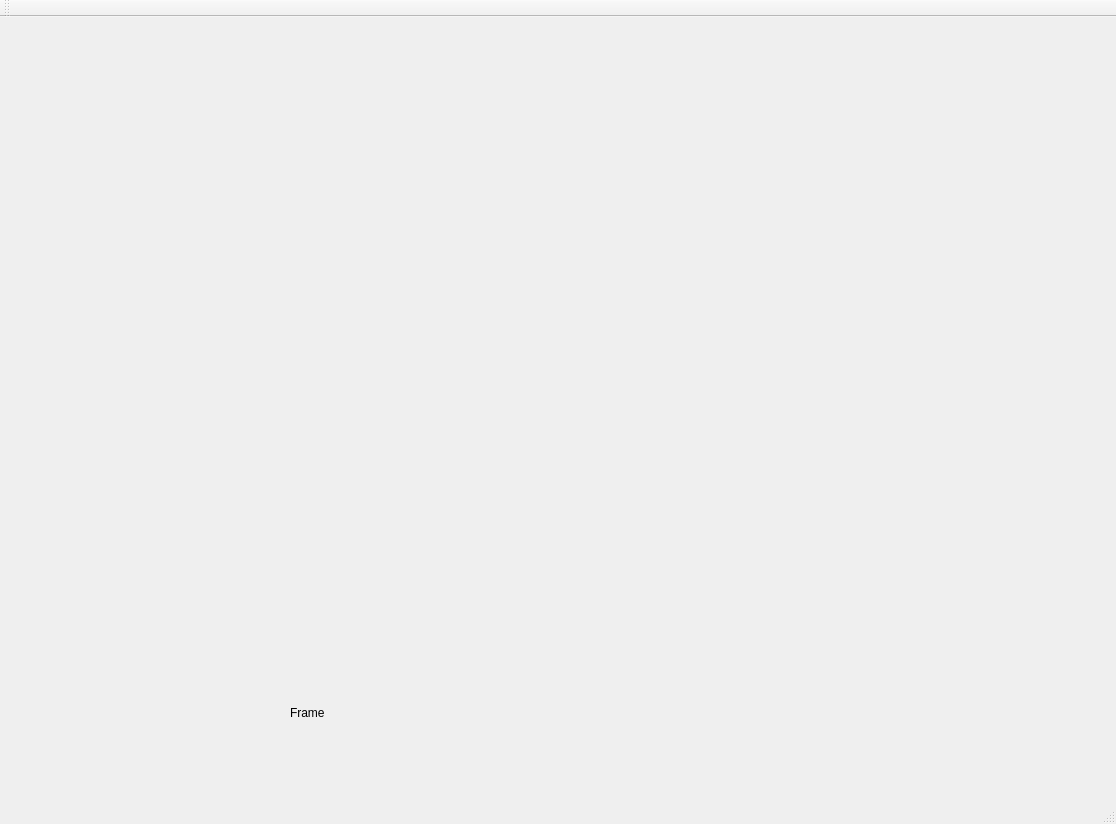
First picture: the form in PageantryDesigner/TopWindow.ui, repository dallas1287/PageantryDesigner, before the edit.
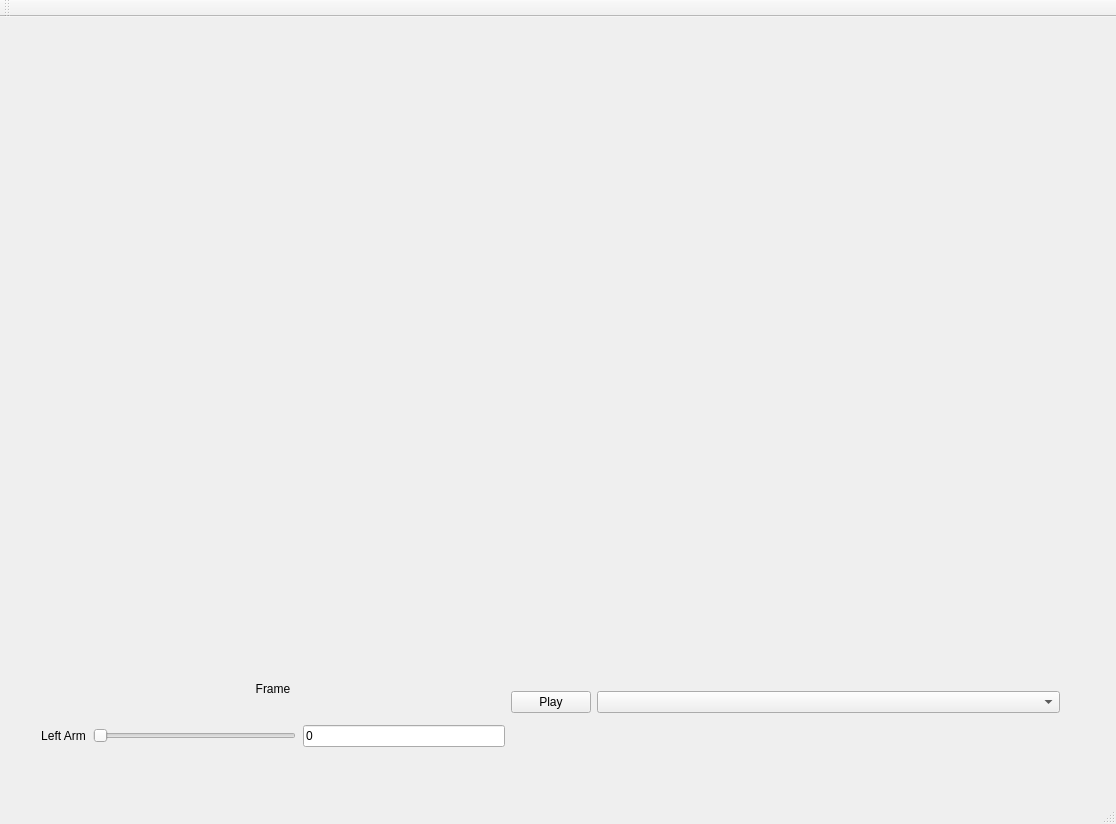
Second picture: the form after the edit.

Commit message: full bone rig animations working

The edit to the form file:
```diff
--- a/PageantryDesigner/TopWindow.ui
+++ b/PageantryDesigner/TopWindow.ui
@@ -25,18 +25,94 @@
     </property>
     <layout class="QHBoxLayout" name="graphicsLayout"/>
    </widget>
-   <widget class="QLabel" name="label_FrameCt">
+   <widget class="QWidget" name="horizontalLayoutWidget_2">
     <property name="geometry">
      <rect>
-      <x>290</x>
-      <y>675</y>
-      <width>181</width>
-      <height>41</height>
+      <x>30</x>
+      <y>630</y>
+      <width>1041</width>
+      <height>111</height>
      </rect>
     </property>
-    <property name="text">
-     <string>Frame</string>
-    </property>
+    <layout class="QHBoxLayout" name="horizontalLayout">
+     <item>
+      <layout class="QVBoxLayout" name="verticalLayout">
+       <item>
+        <widget class="QLabel" name="label_FrameCt">
+         <property name="text">
+          <string>Frame</string>
+         </property>
+         <property name="alignment">
+          <set>Qt::AlignCenter</set>
+         </property>
+        </widget>
+       </item>
+       <item>
+        <layout class="QHBoxLayout" name="LeftArmHLayout">
+         <property name="spacing">
+          <number>7</number>
+         </property>
+         <item>
+          <widget class="QLabel" name="armLabel">
+           <property name="text">
+            <string>Left Arm</string>
+           </property>
+           <property name="alignment">
+            <set>Qt::AlignCenter</set>
+           </property>
+           <property name="margin">
+            <number>4</number>
+           </property>
+          </widget>
+         </item>
+         <item>
+          <widget class="QSlider" name="armSlider">
+           <property name="sizePolicy">
+            <sizepolicy hsizetype="Expanding" vsizetype="Fixed">
+             <horstretch>0</horstretch>
+             <verstretch>0</verstretch>
+            </sizepolicy>
+           </property>
+           <property name="minimum">
+            <number>0</number>
+           </property>
+           <property name="maximum">
+            <number>100</number>
+           </property>
+           <property name="orientation">
+            <enum>Qt::Horizontal</enum>
+           </property>
+          </widget>
+         </item>
+         <item>
+          <widget class="QLineEdit" name="armLineEdit">
+           <property name="text">
+            <string>0</string>
+           </property>
+          </widget>
+         </item>
+        </layout>
+       </item>
+      </layout>
+     </item>
+     <item>
+      <widget class="QPushButton" name="btnPlay">
+       <property name="text">
+        <string>Play</string>
+       </property>
+      </widget>
+     </item>
+     <item>
+      <widget class="QComboBox" name="cbAnimations">
+       <property name="sizePolicy">
+        <sizepolicy hsizetype="Expanding" vsizetype="Fixed">
+         <horstretch>0</horstretch>
+         <verstretch>0</verstretch>
+        </sizepolicy>
+       </property>
+      </widget>
+     </item>
+    </layout>
    </widget>
   </widget>
   <widget class="QMenuBar" name="menuBar">
```
The commit also changes 12 other files.
